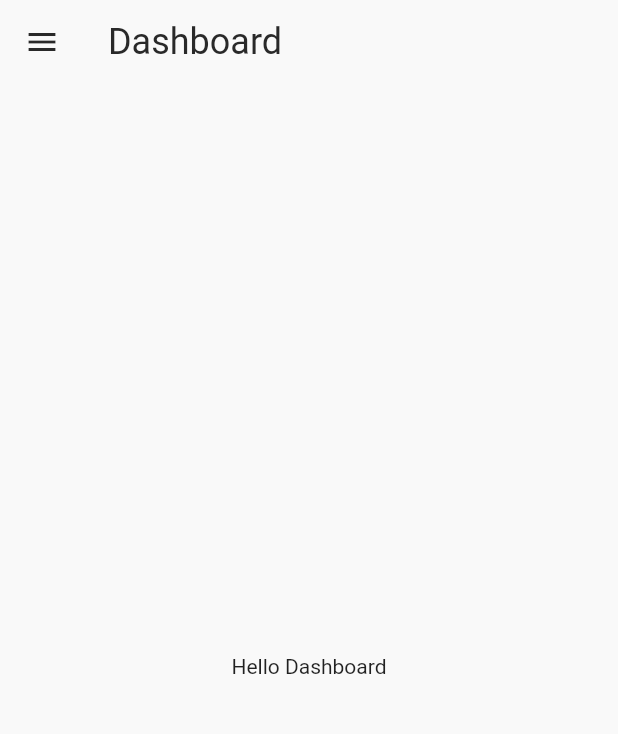
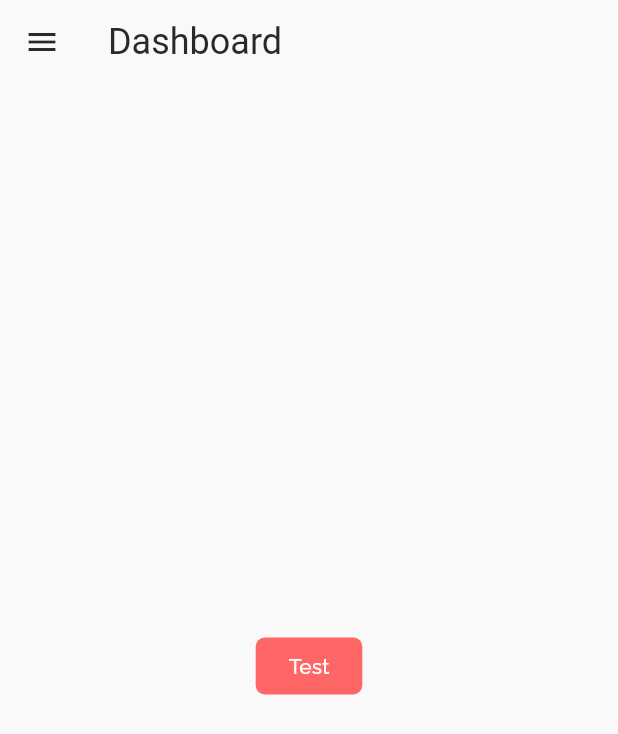
Before and after one commit to Feldrise/Adopte-un-Matou-App, a Flutter app: the AdminMainPage widget shown alone on an empty page, opened directly, on a phone screen of 412 x 824 dp. Shown: the top 734 px of the screen. Run offline on Flutter 3.47's test engine with Material 2 defaults, Android fonts, the phone set to English and light mode, and no system bars; our stand-ins replace flutter_feather_icons, google_fonts, shared_preferences; accounts and stored records are empty.

Commit message:
💄 Update icons and fonts

```diff
--- a/lib/main.dart
+++ b/lib/main.dart
@@ -6,6 +6,7 @@ import 'package:adopte_un_matou/src/utils/app_manager.dart';
 import 'package:adopte_un_matou/src/utils/colors.dart';
 import 'package:flutter/material.dart';
 import 'package:flutter/services.dart';
+import 'package:google_fonts/google_fonts.dart';
 import 'package:provider/provider.dart';
 
 void main() {
@@ -37,6 +38,16 @@ class MyApp extends StatelessWidget {
             ),
 
 
+            textTheme: GoogleFonts.ralewayTextTheme(),
+            // textTheme: TextTheme(
+            //   headline1: GoogleFonts.raleway(fontSize: 36, fontWeight: FontWeight.bold, color: const Color(0xff0a57a5)),
+            //   headline2: GoogleFonts.raleway(fontSize: 24, fontWeight: FontWeight.bold, color: const Color(0xff575757)),
+            //   headline3: GoogleFonts.raleway(fontSize: 18, fontWeight: FontWeight.bold, color: const Color(0xff575757)),
+            //   headline4: GoogleFonts.raleway(fontSize: 16, fontWeight: FontWeight.w300, color: const Color(0xff575757)),
+            //   bodyText2: GoogleFonts.raleway(fontSize: 14, fontWeight: FontWeight.w300, color: const Color(0xff575757)),
+            //   button: GoogleFonts.raleway(fontSize: 18, color: const Color(0xfffffaf6))
+            // ),
+
             visualDensity: VisualDensity.standard
           ),
           home: FutureBuilder(
--- a/lib/presentation/a_u_m_icons_icons.dart
+++ b/lib/presentation/a_u_m_icons_icons.dart
@@ -19,24 +19,32 @@ class AUMIcons {
   AUMIcons._();
 
   static const _kFontFam = 'AUMIcons';
-  static const String? _kFontPkg = null;
 
-  static const IconData forbidden_alone_people = IconData(0xe800, fontFamily: _kFontFam, fontPackage: _kFontPkg);
-  static const IconData forbidden_babies = IconData(0xe801, fontFamily: _kFontFam, fontPackage: _kFontPkg);
-  static const IconData forbidden_cats = IconData(0xe802, fontFamily: _kFontFam, fontPackage: _kFontPkg);
-  static const IconData forbidden_dogs = IconData(0xe803, fontFamily: _kFontFam, fontPackage: _kFontPkg);
-  static const IconData forbidden_kids = IconData(0xe804, fontFamily: _kFontFam, fontPackage: _kFontPkg);
-  static const IconData forbidden_old_people = IconData(0xe805, fontFamily: _kFontFam, fontPackage: _kFontPkg);
-  static const IconData forbidden_outdoor = IconData(0xe806, fontFamily: _kFontFam, fontPackage: _kFontPkg);
-  static const IconData identification = IconData(0xe807, fontFamily: _kFontFam, fontPackage: _kFontPkg);
-  static const IconData kid = IconData(0xe808, fontFamily: _kFontFam, fontPackage: _kFontPkg);
-  static const IconData not_vaccinated = IconData(0xe809, fontFamily: _kFontFam, fontPackage: _kFontPkg);
-  static const IconData old_people = IconData(0xe80a, fontFamily: _kFontFam, fontPackage: _kFontPkg);
-  static const IconData outdoor = IconData(0xe80b, fontFamily: _kFontFam, fontPackage: _kFontPkg);
-  static const IconData people = IconData(0xe80c, fontFamily: _kFontFam, fontPackage: _kFontPkg);
-  static const IconData sterilized = IconData(0xe80d, fontFamily: _kFontFam, fontPackage: _kFontPkg);
-  static const IconData vaccination = IconData(0xe80e, fontFamily: _kFontFam, fontPackage: _kFontPkg);
-  static const IconData baby = IconData(0xe80f, fontFamily: _kFontFam, fontPackage: _kFontPkg);
-  static const IconData cat = IconData(0xe810, fontFamily: _kFontFam, fontPackage: _kFontPkg);
-  static const IconData dog = IconData(0xe811, fontFamily: _kFontFam, fontPackage: _kFontPkg);
+  // ignore: constant_identifier_names
+  static const IconData forbidden_alone_people = IconData(0xe800, fontFamily: _kFontFam);
+  // ignore: constant_identifier_names
+  static const IconData forbidden_babies = IconData(0xe801, fontFamily: _kFontFam);
+  // ignore: constant_identifier_names
+  static const IconData forbidden_cats = IconData(0xe802, fontFamily: _kFontFam);
+  // ignore: constant_identifier_names
+  static const IconData forbidden_dogs = IconData(0xe803, fontFamily: _kFontFam);
+  // ignore: constant_identifier_names
+  static const IconData forbidden_kids = IconData(0xe804, fontFamily: _kFontFam);
+  // ignore: constant_identifier_names
+  static const IconData forbidden_old_people = IconData(0xe805, fontFamily: _kFontFam);
+  // ignore: constant_identifier_names
+  static const IconData forbidden_outdoor = IconData(0xe806, fontFamily: _kFontFam);
+  static const IconData identification = IconData(0xe807, fontFamily: _kFontFam);
+  static const IconData kid = IconData(0xe808, fontFamily: _kFontFam);
+  // ignore: constant_identifier_names
+  static const IconData not_vaccinated = IconData(0xe809, fontFamily: _kFontFam);
+  // ignore: constant_identifier_names
+  static const IconData old_people = IconData(0xe80a, fontFamily: _kFontFam);
+  static const IconData outdoor = IconData(0xe80b, fontFamily: _kFontFam);
+  static const IconData people = IconData(0xe80c, fontFamily: _kFontFam);
+  static const IconData sterilized = IconData(0xe80d, fontFamily: _kFontFam);
+  static const IconData vaccination = IconData(0xe80e, fontFamily: _kFontFam);
+  static const IconData baby = IconData(0xe80f, fontFamily: _kFontFam);
+  static const IconData cat = IconData(0xe810, fontFamily: _kFontFam);
+  static const IconData dog = IconData(0xe811, fontFamily: _kFontFam);
 }
--- a/lib/src/pages/administration/admin_main_page/admin_main_page.dart
+++ b/lib/src/pages/administration/admin_main_page/admin_main_page.dart
@@ -5,15 +5,40 @@ import 'package:adopte_un_matou/src/pages/dashboard_page/dashboard_page.dart';
 import 'package:adopte_un_matou/src/pages/main_page/main_page.dart';
 import 'package:adopte_un_matou/src/utils/app_manager.dart';
 import 'package:flutter/material.dart';
+import 'package:flutter_feather_icons/flutter_feather_icons.dart';
+
+enum AdminPages { dashboard, adoption, adoptedCat }
 
 class AdminMainPage extends StatelessWidget {
+  final GlobalKey<MainPageState> mainPageKey = GlobalKey<MainPageState>();
+
+  @override
+  Widget build(BuildContext context) {
+    const Map<AdminPages, PageItem> pageItems = {
+      AdminPages.dashboard: PageItem(
+        index: 0,
+        title: "Dashboard",
+        icon: FeatherIcons.layers
+      ),
+      AdminPages.adoption: PageItem(
+        index: 1,
+        title: "Gérer les chats à l'adoption",
+        icon: AUMIcons.cat
+      )
+    };
+
     final List<Widget> pages = [
       ClipRect(
         child: Navigator(
           key: AppManager.instance.dashboardKey,
           onGenerateRoute: (route) => MaterialPageRoute<dynamic>(
             settings: route,
-          builder: (context) => const DashboardPage()
+            builder: (context) => DashboardPage(
+              pageItems: pageItems,
+              onPageChanged: (pageItem) {
+                mainPageKey.currentState!.selectPage(pageItem);
+              },
+            )
           ),
         ),
       ),
@@ -28,23 +53,9 @@ class AdminMainPage extends StatelessWidget {
       )
     ];
 
-  final List<PageItem> pageItems = const [
-    PageItem(
-      index: 0,
-      title: "Dashboard",
-      icon: Icons.dashboard
-    ),
-    PageItem(
-      index: 1,
-      title: "Gérer les chats à l'adoption",
-      icon: AUMIcons.cat
-    )
-  ];
-
-  @override
-  Widget build(BuildContext context) {
     return MainPage(
-      pageItems: pageItems,
+      key: mainPageKey,
+      pageItems: pageItems.values.toList(),
       pages: pages
     );
   }
--- a/lib/src/pages/dashboard_page/dashboard_page.dart
+++ b/lib/src/pages/dashboard_page/dashboard_page.dart
@@ -1,13 +1,28 @@
+import 'package:adopte_un_matou/models/page_item.dart';
+import 'package:adopte_un_matou/src/pages/administration/admin_main_page/admin_main_page.dart';
+import 'package:adopte_un_matou/src/shared/widgets/am_button.dart';
 import 'package:flutter/material.dart';
 
 class DashboardPage extends StatelessWidget {
-  const DashboardPage({Key? key}) : super(key: key);
+  const DashboardPage({
+    Key? key,
+    required this.onPageChanged,
+    required this.pageItems,
+  }) : super(key: key);
+
+  final Function(PageItem) onPageChanged;
+  final Map<AdminPages, PageItem> pageItems;
 
   @override
   Widget build(BuildContext context) {
-    return const Scaffold(
+    return Scaffold(
       body: Center(
-        child: Text("Hello Dashboard"),
+        child: AmButton(
+          text: "Test",
+          onPressed: () {
+            onPageChanged(pageItems[AdminPages.adoption]!);
+          },
+        ),
       ),
     );
   }
--- a/lib/src/pages/main_page/main_page.dart
+++ b/lib/src/pages/main_page/main_page.dart
@@ -15,10 +15,10 @@ class MainPage extends StatefulWidget {
   final List<Widget> pages;
 
   @override
-  _MainPageState createState() => _MainPageState();
+  MainPageState createState() => MainPageState();
 }
 
-class _MainPageState extends State<MainPage> {
+class MainPageState extends State<MainPage> {
   int _currentIndex = 0;
 
   bool _isMenuBarMinimified = false;
@@ -43,7 +43,7 @@ class _MainPageState extends State<MainPage> {
                   child: MenuDrawer(
                     pageItems: widget.pageItems,
                     currentPageIndex: _currentIndex,
-                    onSelectedPage: _selectedPage,
+                    onSelectedPage: selectPage,
                     shouldPop: false,
                     isMinimified: _isMenuBarMinimified,
                   ),
@@ -64,7 +64,7 @@ class _MainPageState extends State<MainPage> {
                   ? MenuDrawer(
                     pageItems: widget.pageItems,
                     currentPageIndex: _currentIndex,
-                    onSelectedPage: _selectedPage,
+                    onSelectedPage: selectPage,
                     shouldPop: true,
                   )
                   : null,
@@ -78,7 +78,7 @@ class _MainPageState extends State<MainPage> {
     );
   }
 
-  Future _selectedPage(PageItem pageItem) async {
+  Future selectPage(PageItem pageItem) async {
     setState(() {
       _currentIndex = pageItem.index;
     });
--- a/pubspec.yaml
+++ b/pubspec.yaml
@@ -24,6 +24,8 @@ dependencies:
   cupertino_icons: ^1.0.2
   flutter:
     sdk: flutter
+  flutter_feather_icons: ^2.0.0+1
+  google_fonts: ^2.1.0
   http: ^0.13.3
   provider: ^5.0.0
   shared_preferences: ^2.0.6
@@ -56,9 +58,9 @@ flutter:
   # list giving the asset and other descriptors for the font. For
   # example:
   fonts:
-    - family:  AUMIcons
+    - family: AUMIcons
       fonts:
-       - asset: fonts/AUMIcons.ttf
+        - asset: fonts/AUMIcons.ttf
   # fonts:
   #   - family: Schyler
   #     fonts:
```
Also changed, not shown: assets/cats/cat7.jpg (added), assets/cats/cat8.jpg (added). Lines whose indentation alone changed are shown as unchanged.
